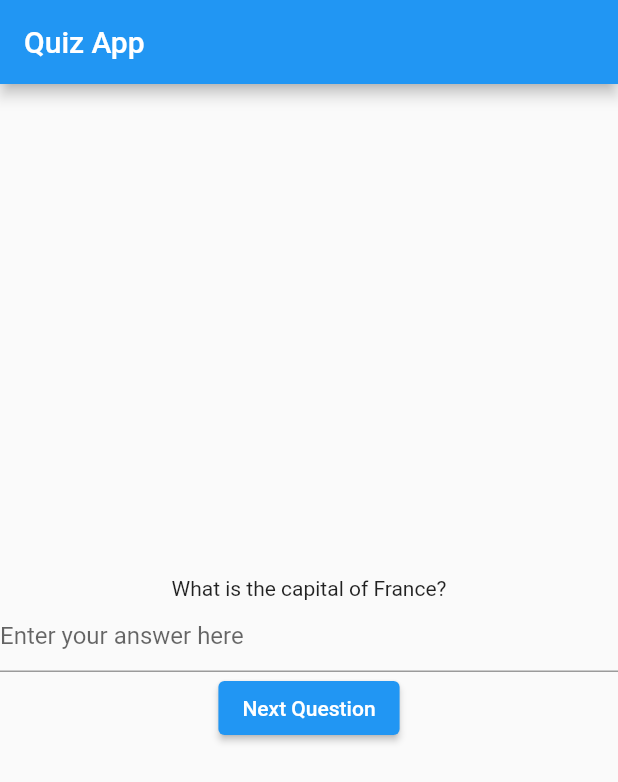
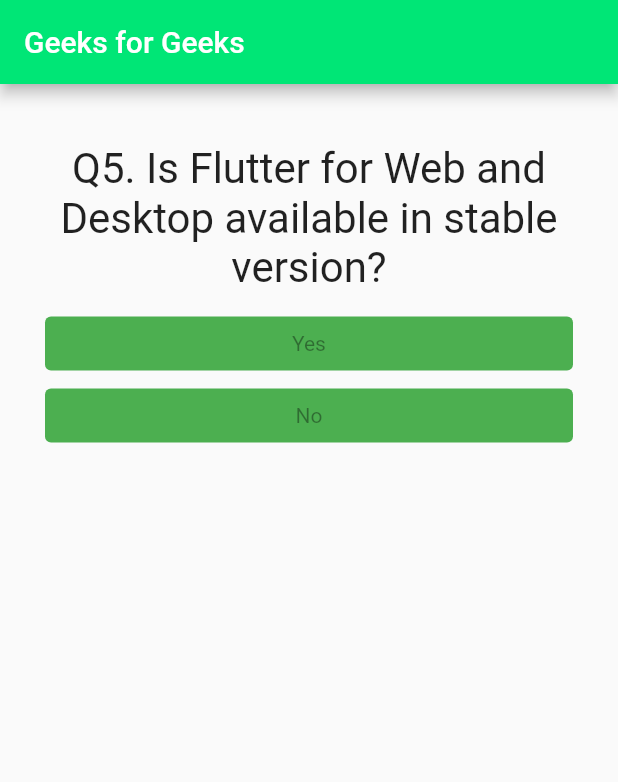
Before and after one commit to chat-app-gymcl/Besidka, a Flutter app: the screen it shows after launch, on a phone screen of 412 x 824 dp. Shown: the top 782 px of the screen. Run offline on Flutter 3.47's test engine with Material 2 defaults, Android fonts, the phone set to English and light mode, and no system bars.

Commit message:
test quizu z geekds for geeks

```diff
--- /dev/null
+++ b/lib/answer.dart
@@ -0,0 +1,35 @@
+import 'package:flutter/material.dart';
+
+class Answer extends StatelessWidget {
+  final Function selectHandler;
+  final String answerText;
+
+  const Answer(this.selectHandler, this.answerText, {Key? key})
+      : super(key: key);
+
+  @override
+  Widget build(BuildContext context) {
+    // use SizedBox for white space instead of Container
+    return SizedBox(
+      width: double.infinity,
+      child: ElevatedButton(
+        onPressed: selectHandler(),
+        style: ButtonStyle(
+            textStyle:
+                MaterialStateProperty.all(const TextStyle(color: Colors.white)),
+            backgroundColor: MaterialStateProperty.all(Colors.green)),
+        child: Text(answerText),
+      ),
+
+      // RaisedButton is deprecated and should not be used
+      // Use ElevatedButton instead
+
+      // child: RaisedButton(
+      // color: const Color(0xFF00E676),
+      // textColor: Colors.white,
+      // onPressed: selectHandler(),
+      // child: Text(answerText),
+      // ), //RaisedButton
+    ); //Container
+  }
+}
--- a/lib/main.dart
+++ b/lib/main.dart
@@ -1,67 +1,121 @@
 import 'package:flutter/material.dart';
 
-void main() => runApp(QuizApp());
+import './quiz.dart';
+import './result.dart';
 
-class QuizApp extends StatelessWidget {
-  int currentQuestionIndex = 0;
+void main() => runApp(const MyApp());
 
-  void nextQuestion() {
-    currentQuestionIndex = (currentQuestionIndex + 1) % questions.length;
+class MyApp extends StatefulWidget {
+  const MyApp({Key? key}) : super(key: key);
+
+  @override
+  State<StatefulWidget> createState() {
+    return _MyAppState();
+  }
+}
+
+class _MyAppState extends State<MyApp> {
+  final _questions = const [
+    {
+      'questionText': 'Q1. Who created Flutter?',
+      'answers': [
+        {'text': 'Facebook', 'score': -2},
+        {'text': 'Adobe', 'score': -2},
+        {'text': 'Google', 'score': 10},
+        {'text': 'Microsoft', 'score': -2},
+      ],
+    },
+    {
+      'questionText': 'Q2. What is Flutter?',
+      'answers': [
+        {'text': 'Android Development Kit', 'score': -2},
+        {'text': 'IOS Development Kit', 'score': -2},
+        {'text': 'Web Development Kit', 'score': -2},
+        {
+          'text':
+              'SDK to build beautiful IOS, Android, Web & Desktop Native Apps',
+          'score': 10
+        },
+      ],
+    },
+    {
+      'questionText': ' Q3. Which programing language is used by Flutter',
+      'answers': [
+        {'text': 'Ruby', 'score': -2},
+        {'text': 'Dart', 'score': 10},
+        {'text': 'C++', 'score': -2},
+        {'text': 'Kotlin', 'score': -2},
+      ],
+    },
+    {
+      'questionText': 'Q4. Who created Dart programing language?',
+      'answers': [
+        {'text': 'Lars Bak and Kasper Lund', 'score': 10},
+        {'text': 'Brendan Eich', 'score': -2},
+        {'text': 'Bjarne Stroustrup', 'score': -2},
+        {'text': 'Jeremy Ashkenas', 'score': -2},
+      ],
+    },
+    {
+      'questionText':
+          'Q5. Is Flutter for Web and Desktop available in stable version?',
+      'answers': [
+        {
+          'text': 'Yes',
+          'score': -2,
+        },
+        {'text': 'No', 'score': 10},
+      ],
+    },
+  ];
+
+  var _questionIndex = 0;
+  var _totalScore = 0;
+
+  void _resetQuiz() {
+    setState(() {
+      _questionIndex = 0;
+      _totalScore = 0;
+    });
   }
 
-  void checkAnswer(String userAnswer) {
-    String correctAnswer = questions[currentQuestionIndex].answer;
+  void _answerQuestion(int score) {
+    _totalScore += score;
 
-    if (userAnswer == correctAnswer) {
-      print('Correct answer!');
+    setState(() {
+      _questionIndex = _questionIndex + 1;
+    });
+    // ignore: avoid_print
+    print(_questionIndex);
+    if (_questionIndex < _questions.length) {
+      // ignore: avoid_print
+      print('We have more questions!');
     } else {
-      print('Incorrect answer');
+      // ignore: avoid_print
+      print('No more questions!');
     }
   }
 
   @override
   Widget build(BuildContext context) {
     return MaterialApp(
-      title: 'Quiz App',
-      theme: ThemeData(
-        primarySwatch: Colors.blue,
-      ),
       home: Scaffold(
         appBar: AppBar(
-          title: Text('Quiz App'),
+          title: const Text('Geeks for Geeks'),
+          backgroundColor: const Color(0xFF00E676),
         ),
-        body: Column(
-          mainAxisAlignment: MainAxisAlignment.center,
-          children: [
-            Text(questions[currentQuestionIndex].question),
-            TextField(
-              decoration: InputDecoration(
-                hintText: 'Enter your answer here',
-              ),
-              onSubmitted: (String userAnswer) {
-                checkAnswer(userAnswer);
-              },
-            ),
-            ElevatedButton(
-              onPressed: nextQuestion,
-              child: Text('Next Question'),
-            ),
-          ],
-        ),
-      ),
-    );
+        body: Padding(
+          padding: const EdgeInsets.all(30.0),
+          child: _questionIndex < _questions.length
+              ? Quiz(
+                  answerQuestion: _answerQuestion,
+                  questionIndex: _questionIndex,
+                  questions: _questions,
+                ) //Quiz
+              : Result(_totalScore, _resetQuiz),
+        ), //Padding
+      ), //Scaffold
+      debugShowCheckedModeBanner: false,
+    ); //MaterialApp
   }
 }
-
-class Question {
-  String question;
-  String answer;
-
-  Question(this.question, this.answer);
-}
-
-List<Question> questions = [
-  Question('What is the capital of France?', 'Paris'),
-  Question('What is the capital of Spain?', 'Madrid'),
-  Question('What is the capital of Italy?', 'Rome'),
-];
--- /dev/null
+++ b/lib/question.dart
@@ -0,0 +1,20 @@
+import 'package:flutter/material.dart';
+
+class Question extends StatelessWidget {
+  final String questionText;
+
+  const Question(this.questionText, {Key? key}) : super(key: key);
+
+  @override
+  Widget build(BuildContext context) {
+    return Container(
+      width: double.infinity,
+      margin: const EdgeInsets.all(10),
+      child: Text(
+        questionText,
+        style: const TextStyle(fontSize: 28),
+        textAlign: TextAlign.center,
+      ), //Text
+    ); //Container
+  }
+}
--- /dev/null
+++ b/lib/quiz.dart
@@ -0,0 +1,33 @@
+import 'package:flutter/material.dart';
+
+import './answer.dart';
+import './question.dart';
+
+class Quiz extends StatelessWidget {
+  final List<Map<String, Object>> questions;
+  final int questionIndex;
+  final Function answerQuestion;
+
+  const Quiz({
+    Key? key,
+    required this.questions,
+    required this.answerQuestion,
+    required this.questionIndex,
+  }) : super(key: key);
+
+  @override
+  Widget build(BuildContext context) {
+    return Column(
+      children: [
+        Question(
+          questions[questionIndex]['questionText'].toString(),
+        ), //Question
+        ...(questions[questionIndex]['answers'] as List<Map<String, Object>>)
+            .map((answer) {
+          return Answer(
+              () => answerQuestion(answer['score']), answer['text'].toString());
+        }).toList()
+      ],
+    ); //Column
+  }
+}
```
Also changed, not shown: lib/result.dart (added, +73 -0 lines).
